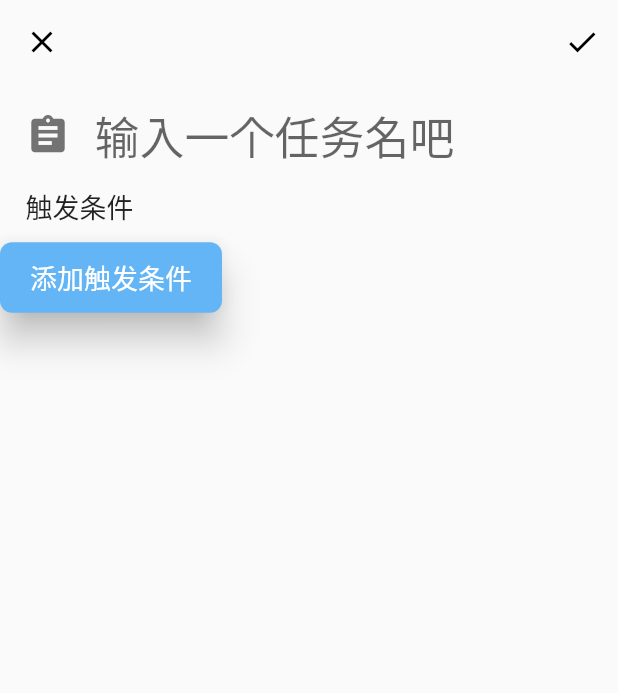
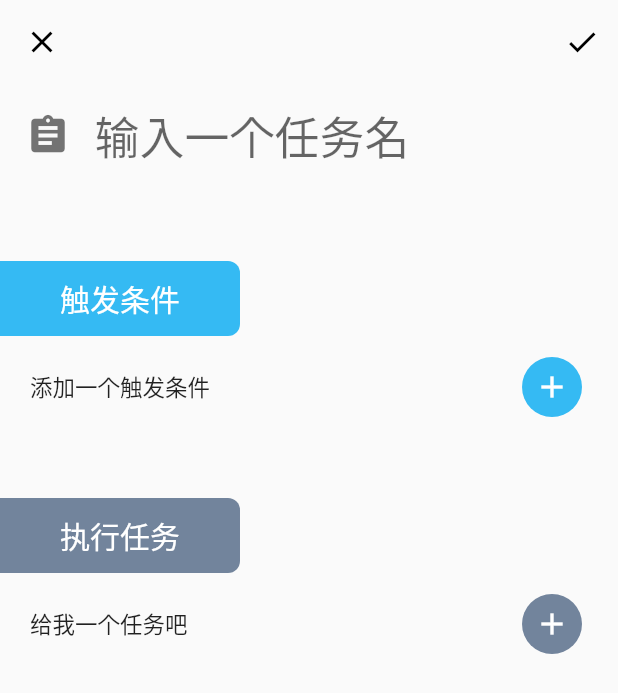
Before and after one commit to FlodCoding/Task-J, a Flutter app: the TaskDetailPage screen opened by its route, on a phone screen of 412 x 824 dp. Shown: the top 693 px of the screen. Run offline on Flutter 3.47's test engine with Material 2 defaults, Android fonts, the phone set to English and light mode, and no system bars; Roboto replaces fonts that are missing (PingFang).

Commit message:
时间选择

```diff
--- a/lib/page/HomePage.dart
+++ b/lib/page/HomePage.dart
@@ -58,6 +58,7 @@ class _HomePageState extends State<HomePage> {
           })
         ],
       ),
+
       body: ListView.separated(
           itemBuilder: (context, index) {
             return TaskItem();
--- a/lib/page/TaskDetail.dart
+++ b/lib/page/TaskDetail.dart
@@ -1,3 +1,4 @@
+import 'package:flutter/cupertino.dart';
 import 'package:flutter/material.dart';
 
 class TaskDetailPage extends StatefulWidget {
@@ -46,31 +47,125 @@ class TaskDetailPageState extends State<TaskDetailPage> {
                       color: Colors.black54,
                       size: 30,
                     ),
-                    hintText: "输入一个任务名吧",
+                    hintText: "输入一个任务名",
                     border: InputBorder.none),
               ),
             ),
+
+            //标题"触发条件"
             Padding(
-              padding: EdgeInsets.only(bottom: 10, left: 17),
-              child: Text("触发条件",
-                  style: TextStyle(color: Colors.black87, fontSize: 18)),
-            ),
-            RaisedButton(
-              padding:
-                  EdgeInsets.only(left: 20, right: 20, top: 10, bottom: 10),
-              color: Colors.blue[300],
-              onPressed: () {},
-              child: Text(
-                "添加触发条件",
-                style: TextStyle(fontSize: 18, color: Colors.white),
-              ),
-              elevation: 10,
-              shape: RoundedRectangleBorder(
-                  borderRadius: BorderRadius.circular(8)),
-            )
+                padding: EdgeInsets.only(bottom: 10, top: 50),
+                child: RaisedButton(
+                  padding: EdgeInsets.only(left: 40, right: 40, top: 10, bottom: 10),
+                  disabledColor: Color.fromARGB(0xFF, 53, 186, 243),
+                  onPressed: null,
+                  child: Text(
+                    "触发条件",
+                    style: TextStyle(fontSize: 20, color: Colors.white),
+                  ),
+                  elevation: 10,
+                  shape: RoundedRectangleBorder(
+                      borderRadius: BorderRadius.only(topRight: Radius.circular(8), bottomRight: Radius.circular(8))),
+                )),
+            Padding(
+                padding: EdgeInsets.only(left: 20, right: 20),
+                child: Row(
+                  children: <Widget>[
+                    Expanded(
+                        child: Text(
+                      "添加一个触发条件",
+                      style: TextStyle(fontSize: 15),
+                    )),
+                    FloatingActionButton(
+                      elevation: 0,
+                      onPressed: () {
+                        //TODO 条件选择弹窗
+                        showConditionDialog(context);
+                      },
+                      heroTag: "fab1",
+                      backgroundColor: Color.fromARGB(0xFF, 53, 186, 243),
+                      child: Icon(Icons.add),
+                      mini: true,
+                    )
+                  ],
+                )),
+
+            //标题"执行任务"
+            Padding(
+                padding: EdgeInsets.only(bottom: 10, top: 50),
+                child: RaisedButton(
+                  padding: EdgeInsets.only(left: 40, right: 40, top: 10, bottom: 10),
+                  disabledColor: Color.fromARGB(0xFF, 114, 132, 156),
+                  onPressed: null,
+                  child: Text(
+                    "执行任务",
+                    style: TextStyle(fontSize: 20, color: Colors.white),
+                  ),
+                  elevation: 10,
+                  shape: RoundedRectangleBorder(
+                      borderRadius: BorderRadius.only(topRight: Radius.circular(8), bottomRight: Radius.circular(8))),
+                )),
+            Padding(
+                padding: EdgeInsets.only(left: 20, right: 20),
+                child: Row(
+                  children: <Widget>[
+                    Expanded(
+                        child: Text(
+                      "给我一个任务吧",
+                      style: TextStyle(fontSize: 15),
+                    )),
+                    FloatingActionButton(
+                      elevation: 0,
+                      onPressed: () {},
+                      heroTag: "fab2",
+                      child: Icon(Icons.add),
+                      backgroundColor: Color.fromARGB(0xFF, 114, 132, 156),
+                      mini: true,
+                    )
+                  ],
+                )),
           ],
         ),
       ),
     );
   }
+
+  showConditionDialog(BuildContext context) {
+    showDialog(
+        context: context,
+        builder: (context) => SimpleDialog(
+              title: Text("触发类型", style: TextStyle(fontSize: 22)),
+              children: <Widget>[
+                SimpleDialogOption(
+                  child: Row(
+                    mainAxisAlignment: MainAxisAlignment.center,
+                    children: <Widget>[Text("定时", style: TextStyle(fontSize: 18))],
+                  ),
+                  onPressed: () {
+                    //选择一个时间
+                    Navigator.pop(context, 1);
+                  },
+                ),
+                SimpleDialogOption(
+                  child: Row(
+                    mainAxisAlignment: MainAxisAlignment.center,
+                    children: <Widget>[
+                      Text(
+                        "施工中...",
+                        style: TextStyle(fontSize: 18),
+                      )
+                    ],
+                  ),
+                ),
+              ],
+            )).then((value) {
+      if (value == 1) {
+        //时间选择的弹窗
+         showTimePicker(
+          context: context,
+          initialTime: TimeOfDay.now(),
+        );
+      }
+    });
+  }
 }
--- a/lib/widget/TaskItem.dart
+++ b/lib/widget/TaskItem.dart
@@ -20,8 +20,6 @@ class _TaskItemState extends State<TaskItem> {
       },
       child: Container(
         padding: EdgeInsets.only(left: 20, right: 20, top: 10, bottom: 10),
-        /* elevation: 5,
-        margin: EdgeInsets.only(left: 10, right: 10, top: 8),*/
         child: Row(
           children: <Widget>[
             Container(
@@ -31,7 +29,6 @@ class _TaskItemState extends State<TaskItem> {
               color: Colors.blue,
             ),
             Expanded(
-                flex: 1,
                 child: Column(
                   crossAxisAlignment: CrossAxisAlignment.start,
                   children: <Widget>[
```
Also changed, not shown: lib/page/condition/TimePickerPage.dart (added, +48 -0 lines).
